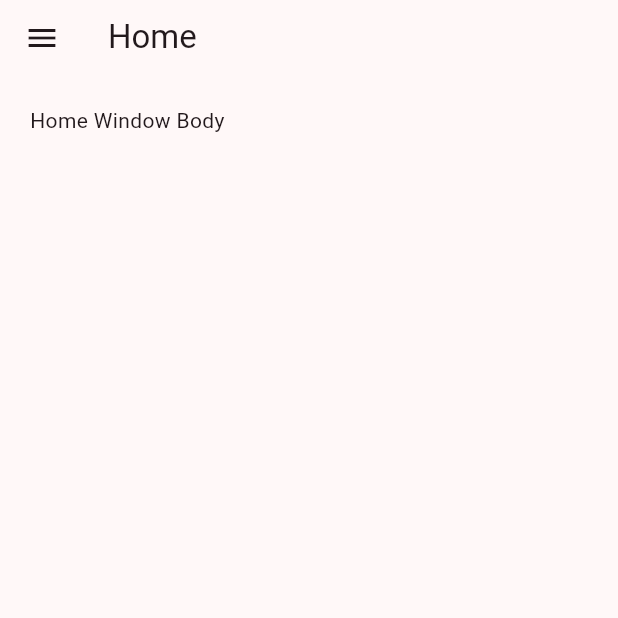
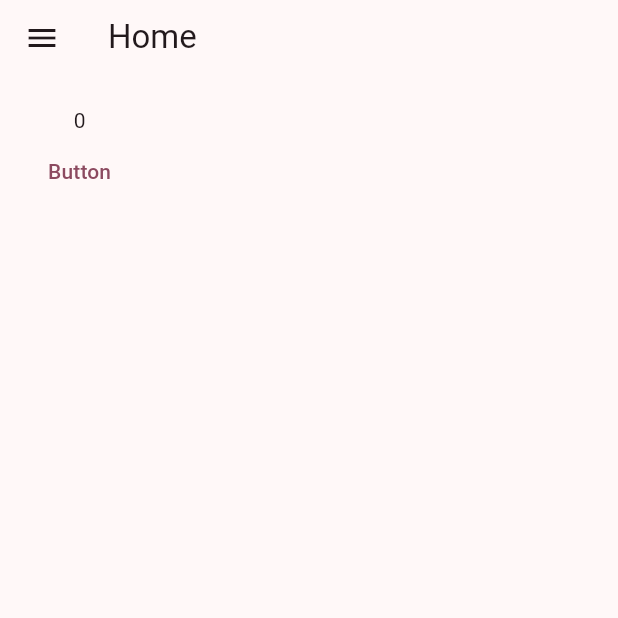
Before and after one commit to SamTV12345/PodFetch-Mobile, a Flutter app: the screen it shows after launch, on a phone screen of 412 x 824 dp, the top half of it. Run offline on Flutter 3.47's test engine with Material 2 defaults, Android fonts, the phone set to English and light mode, and no system bars; our stand-ins replace equatable, flutter_bloc; generated files the repository leaves out were written again.

Commit message:
Added working state management.

```diff
--- a/lib/components/home_window_body.dart
+++ b/lib/components/home_window_body.dart
@@ -1,4 +1,7 @@
 import 'package:flutter/cupertino.dart';
+import 'package:flutter/material.dart';
+import 'package:flutter_bloc/flutter_bloc.dart';
+import 'package:untitled/store/store.dart';
 
 class HomeWindowBody extends StatelessWidget {
   const HomeWindowBody({super.key});
@@ -7,9 +10,16 @@ class HomeWindowBody extends StatelessWidget {
   Widget build(BuildContext context) {
     return Container(
       padding: const EdgeInsets.all(20),
-      child: const Column(
+      child: Column(
         children: [
-          Text('Home Window Body'),
+          BlocBuilder<StoreCubit,StoreState>(
+            builder: (context, state) {
+              return Text(context.read<StoreCubit>().state.counter.toString());
+            },
+          ),
+          TextButton(onPressed: ()=>{
+            context.read<StoreCubit>().increment()
+          }, child: const Text('Button')),
         ],
       ),
     );
--- a/lib/main.dart
+++ b/lib/main.dart
@@ -3,12 +3,16 @@ import 'package:flutter/material.dart';
 import 'package:untitled/components/home_window_header.dart';
 import 'package:untitled/components/podcast_window_header.dart';
 import 'package:flutter_gen/gen_l10n/app_localizations.dart';
+import 'package:untitled/store/StoreObserver.dart';
+import 'package:untitled/store/store.dart';
 
 import 'components/drawer_item.dart';
 import 'components/home_window_body.dart';
 import 'components/settings_window_header.dart';
+import 'package:flutter_bloc/flutter_bloc.dart';
 
 void main() {
+  StoreObserver observer = StoreObserver();
   runApp(const MyApp());
 }
 
@@ -18,7 +22,7 @@ class MyApp extends StatelessWidget {
   // This widget is the root of your application.
   @override
   Widget build(BuildContext context) {
-    return MaterialApp(
+    return BlocProvider(create: (_)=>StoreCubit(), child: MaterialApp(
       title: 'PodFetch Mobile',
       localizationsDelegates: const [
         AppLocalizations.delegate,
@@ -39,7 +43,7 @@ class MyApp extends StatelessWidget {
         '/podcasts': (ctx)=> const MainScreen(headerContent: PodcastWindowHeader(), bodyContent: Text('test2')),
         '/settings': (ctx)=> const MainScreen(headerContent: SettingsWindowHeader(), bodyContent: Text('test3')),
       },
-    );
+    ));
   }
 }
 
--- /dev/null
+++ b/lib/store/store.dart
@@ -0,0 +1,20 @@
+import 'package:equatable/equatable.dart';
+import 'package:flutter_bloc/flutter_bloc.dart';
+
+class StoreState{
+  StoreState({required this.counter});
+  int counter = 0;
+}
+
+
+class StoreCubit extends Cubit<StoreState> {
+  StoreCubit() : super(StoreState(counter: 0));
+
+  /// Add 1 to the current state.
+  void increment() => emit(StoreState(counter: state.counter + 1));
+
+
+
+  /// Subtract 1 from the current state.
+  void decrement() => emit(StoreState(counter: state.counter - 1));
+}
--- a/pubspec.yaml
+++ b/pubspec.yaml
@@ -20,6 +20,7 @@ version: 1.0.0+1
 
 environment:
   sdk: '>=3.1.2 <4.0.0'
+  flutter: ">=3.0.0"
 
 # Dependencies specify other packages that your package needs in order to work.
 # To automatically upgrade your package dependencies to the latest versions
@@ -31,7 +32,8 @@ dependencies:
   flutter:
     sdk: flutter
 
-
+  flutter_bloc: ^8.0.0
+  equatable: ^2.0.3
   # The following adds the Cupertino Icons font to your application.
   # Use with the CupertinoIcons class for iOS style icons.
   cupertino_icons: ^1.0.2
```
Also changed, not shown: lib/store/StoreObserver.dart (added, +9 -0 lines), pubspec.lock.
